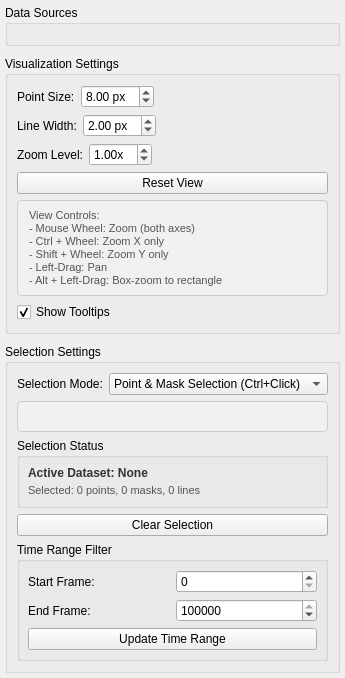
Above: src/WhiskerToolbox/Analysis_Dashboard/Widgets/SpatialOverlayPlotWidget/SpatialOverlayPlotPropertiesWidget.ui from paulmthompson/WhiskerToolbox before the change. Below: the same form after it.
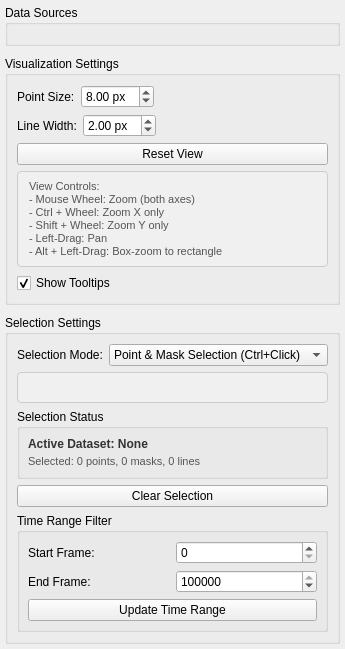
That is the form after the change. Custom widgets are drawn as their Qt base class.

Commit message: get rid of obselete zoom mechanism in spatialoverlay widget

Patch:
```diff
--- a/src/WhiskerToolbox/Analysis_Dashboard/Widgets/SpatialOverlayPlotWidget/SpatialOverlayPlotPropertiesWidget.ui
+++ b/src/WhiskerToolbox/Analysis_Dashboard/Widgets/SpatialOverlayPlotWidget/SpatialOverlayPlotPropertiesWidget.ui
@@ -137,49 +137,7 @@
         </item>
        </layout>
       </item>
-      <item>
-       <layout class="QHBoxLayout" name="zoom_layout">
-        <item>
-         <widget class="QLabel" name="zoom_label">
-          <property name="text">
-           <string>Zoom Level:</string>
-          </property>
-         </widget>
-        </item>
-        <item>
-         <widget class="QDoubleSpinBox" name="zoom_level_spinbox">
-          <property name="suffix">
-           <string>x</string>
-          </property>
-          <property name="minimum">
-           <double>0.100000000000000</double>
-          </property>
-          <property name="maximum">
-           <double>10.000000000000000</double>
-          </property>
-          <property name="singleStep">
-           <double>0.100000000000000</double>
-          </property>
-          <property name="value">
-           <double>1.000000000000000</double>
-          </property>
-         </widget>
-        </item>
-        <item>
-         <spacer name="horizontalSpacer_3">
-          <property name="orientation">
-           <enum>Qt::Horizontal</enum>
-          </property>
-          <property name="sizeHint" stdset="0">
-           <size>
-            <width>40</width>
-            <height>20</height>
-           </size>
-          </property>
-         </spacer>
-        </item>
-       </layout>
-      </item>
+
       <item>
        <widget class="QPushButton" name="reset_view_button">
         <property name="text">
```
The commit also changes 7 other files.
